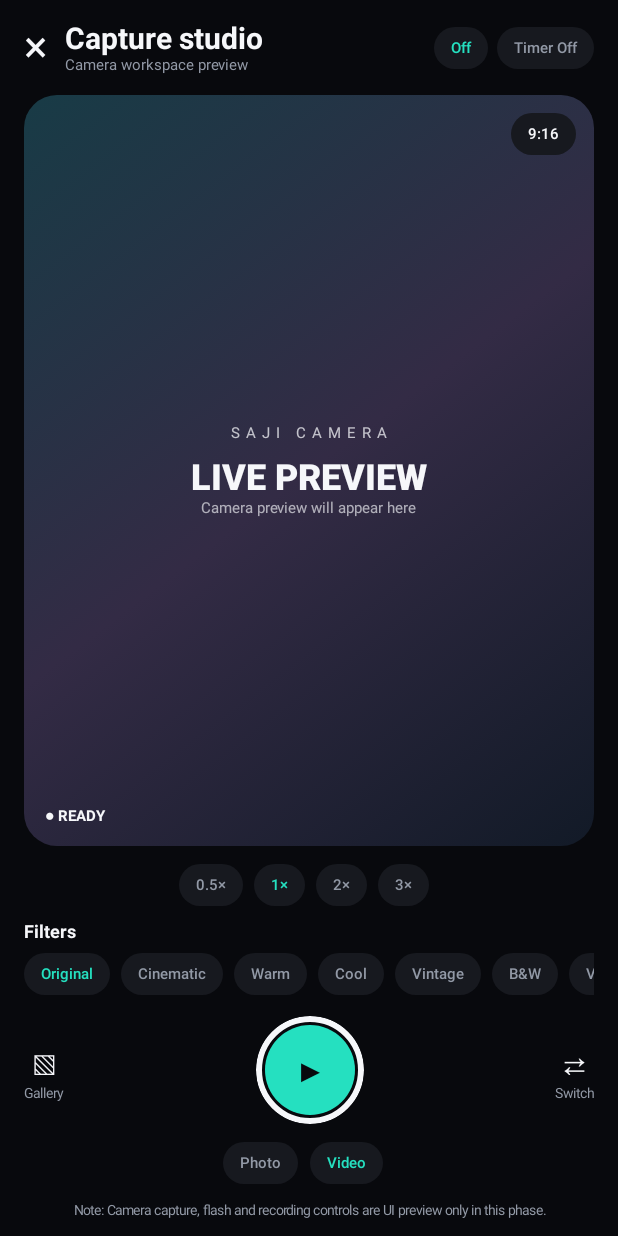
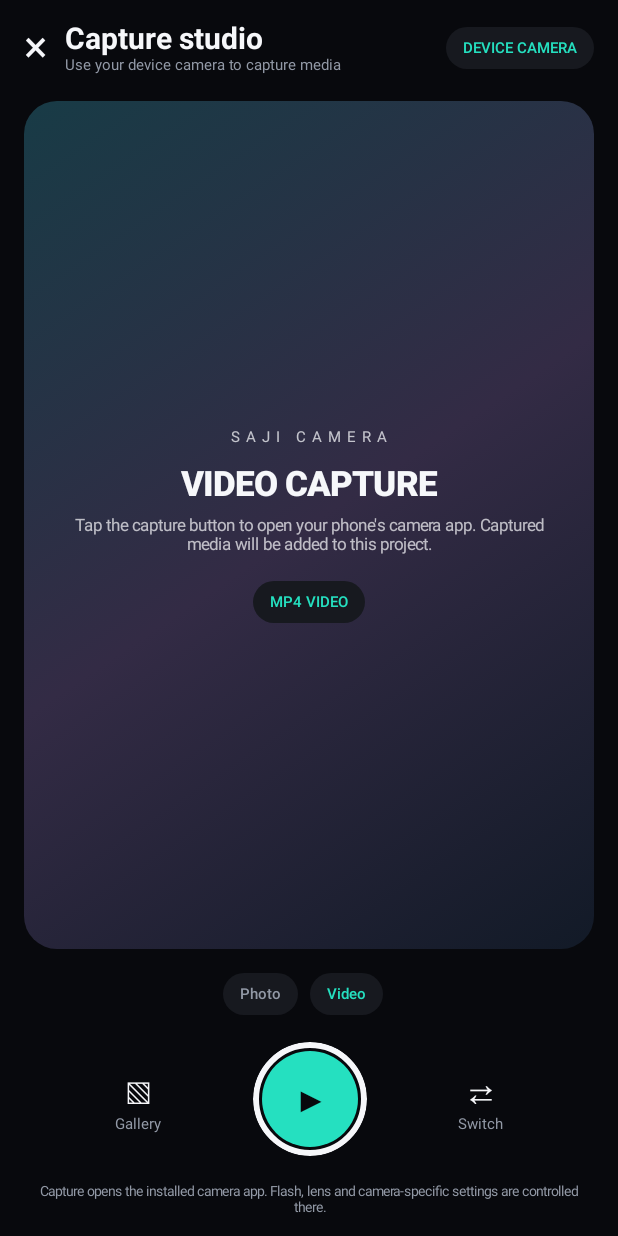
Before and after one commit to sagidsaim001-jpg/Text-Effects-Studio, an Android app built with Jetpack Compose: the composable CaptureStudioScreen shown on its own in the app's theme, on a phone screen of 412 x 824 dp. Run offline under Robolectric (Android 15) with nearby library versions, the phone set to English and light mode, and no system bars.

Commit message:
Replace capture preview controls with working device camera capture entry

```diff
--- a/app/src/main/java/com/saji/texteffects/CaptureStudioScreen.kt
+++ b/app/src/main/java/com/saji/texteffects/CaptureStudioScreen.kt
@@ -3,12 +3,9 @@ package com.saji.texteffects
 import androidx.compose.foundation.background
 import androidx.compose.foundation.border
 import androidx.compose.foundation.clickable
-import androidx.compose.foundation.horizontalScroll
 import androidx.compose.foundation.layout.*
-import androidx.compose.foundation.rememberScrollState
 import androidx.compose.foundation.shape.CircleShape
 import androidx.compose.foundation.shape.RoundedCornerShape
-import androidx.compose.material3.Slider
 import androidx.compose.material3.Text
 import androidx.compose.runtime.*
 import androidx.compose.ui.Alignment
@@ -28,14 +25,12 @@ private val CaptureWhite = Color(0xFFF6F7FA)
 private val CaptureAccent = Color(0xFF25E0C0)
 
 @Composable
-fun CaptureStudioScreen(onBack: () -> Unit, onImport: () -> Unit) {
+fun CaptureStudioScreen(
+    onBack: () -> Unit,
+    onImport: () -> Unit,
+    onCapture: (String) -> Unit
+) {
     var mode by remember { mutableStateOf("Video") }
-    var ratio by remember { mutableStateOf("9:16") }
-    var filter by remember { mutableStateOf("Original") }
-    var flash by remember { mutableStateOf("Off") }
-    var timer by remember { mutableStateOf("Off") }
-    var zoom by remember { mutableFloatStateOf(1f) }
-    var recording by remember { mutableStateOf(false) }
     Column(Modifier.fillMaxSize().background(CaptureBg).padding(horizontal = 16.dp)) {
         Spacer(Modifier.height(14.dp))
         Row(verticalAlignment = Alignment.CenterVertically) {
@@ -43,72 +38,72 @@ fun CaptureStudioScreen(onBack: () -> Unit, onImport: () -> Unit) {
             Spacer(Modifier.width(12.dp))
             Column(Modifier.weight(1f)) {
                 Text("Capture studio", color = CaptureWhite, fontSize = 20.sp, fontWeight = FontWeight.Bold)
-                Text("Camera workspace preview", color = CaptureMuted, fontSize = 10.sp)
+                Text("Use your device camera to capture media", color = CaptureMuted, fontSize = 10.sp)
             }
-            CapturePill(flash, CaptureAccent) { flash = if (flash == "Off") "Auto" else if (flash == "Auto") "On" else "Off" }
-            Spacer(Modifier.width(6.dp))
-            CapturePill("Timer $timer", CaptureMuted) { timer = if (timer == "Off") "3s" else if (timer == "3s") "10s" else "Off" }
+            CapturePill("DEVICE CAMERA", CaptureAccent) { }
         }
-        Spacer(Modifier.height(14.dp))
-        Box(Modifier.weight(1f).fillMaxWidth().clip(RoundedCornerShape(22.dp)).background(Brush.linearGradient(listOf(Color(0xFF183B46), Color(0xFF332B45), Color(0xFF121A27))))) {
-            Column(Modifier.align(Alignment.Center), horizontalAlignment = Alignment.CenterHorizontally) {
+        Spacer(Modifier.height(18.dp))
+        Box(
+            Modifier.weight(1f).fillMaxWidth().clip(RoundedCornerShape(22.dp))
+                .background(Brush.linearGradient(listOf(Color(0xFF183B46), Color(0xFF332B45), Color(0xFF121A27)))),
+            contentAlignment = Alignment.Center
+        ) {
+            Column(horizontalAlignment = Alignment.CenterHorizontally, modifier = Modifier.padding(20.dp)) {
                 Text("SAJI CAMERA", color = CaptureWhite.copy(alpha = .75f), fontSize = 10.sp, letterSpacing = 4.sp)
-                Spacer(Modifier.height(10.dp))
-                Text("LIVE PREVIEW", color = CaptureWhite, fontSize = 24.sp, fontWeight = FontWeight.Black)
-                Text("Camera preview will appear here", color = CaptureWhite.copy(alpha = .65f), fontSize = 10.sp)
-            }
-            CapturePill(ratio, CaptureWhite, Modifier.align(Alignment.TopEnd).padding(12.dp)) {
-                ratio = when (ratio) { "9:16" -> "16:9"; "16:9" -> "1:1"; else -> "9:16" }
-            }
-            Text(if (recording) "● REC  00:00" else "● READY", color = if (recording) Color(0xFFFF6878) else CaptureWhite, fontSize = 10.sp, fontWeight = FontWeight.Bold, modifier = Modifier.align(Alignment.BottomStart).padding(14.dp))
-        }
-        Spacer(Modifier.height(12.dp))
-        Row(Modifier.fillMaxWidth(), horizontalArrangement = Arrangement.Center, verticalAlignment = Alignment.CenterVertically) {
-            listOf("0.5×", "1×", "2×", "3×").forEach { label ->
-                CapturePill(label, if (zoom == label.substringBefore("×").toFloat()) CaptureAccent else CaptureMuted) {
-                    zoom = label.substringBefore("×").toFloat()
-                }
-                Spacer(Modifier.width(7.dp))
+                Spacer(Modifier.height(12.dp))
+                Text(if (mode == "Video") "VIDEO CAPTURE" else "PHOTO CAPTURE", color = CaptureWhite, fontSize = 23.sp, fontWeight = FontWeight.Black)
+                Spacer(Modifier.height(8.dp))
+                Text(
+                    "Tap the capture button to open your phone's camera app. Captured media will be added to this project.",
+                    color = CaptureWhite.copy(alpha = .72f),
+                    fontSize = 11.sp,
+                    textAlign = TextAlign.Center
+                )
+                Spacer(Modifier.height(18.dp))
+                CapturePill(if (mode == "Video") "MP4 VIDEO" else "PHOTO", CaptureAccent) { }
             }
         }
-        Spacer(Modifier.height(10.dp))
-        Text("Filters", color = CaptureWhite, fontSize = 12.sp, fontWeight = FontWeight.Bold)
-        Spacer(Modifier.height(7.dp))
-        Row(Modifier.fillMaxWidth().horizontalScroll(rememberScrollState()), horizontalArrangement = Arrangement.spacedBy(7.dp)) {
-            listOf("Original", "Cinematic", "Warm", "Cool", "Vintage", "B&W", "Vivid").forEach {
-                CapturePill(it, if (filter == it) CaptureAccent else CaptureMuted) { filter = it }
-            }
-        }
-        Spacer(Modifier.height(14.dp))
-        Row(Modifier.fillMaxWidth(), horizontalArrangement = Arrangement.SpaceBetween, verticalAlignment = Alignment.CenterVertically) {
-            Column(horizontalAlignment = Alignment.CenterHorizontally, modifier = Modifier.clickable { onImport() }) {
-                Text("▧", color = CaptureWhite, fontSize = 22.sp)
-                Text("Gallery", color = CaptureMuted, fontSize = 9.sp)
-            }
-            Box(Modifier.size(72.dp).clip(CircleShape).border(4.dp, CaptureWhite, CircleShape).padding(6.dp).clip(CircleShape).background(if (recording) Color(0xFFFF5267) else CaptureAccent).clickable { recording = !recording }, contentAlignment = Alignment.Center) {
-                Text(if (recording) "■" else if (mode == "Photo") "●" else "▶", color = CaptureBg, fontSize = 20.sp, fontWeight = FontWeight.Black)
-            }
-            Column(horizontalAlignment = Alignment.CenterHorizontally, modifier = Modifier.clickable { mode = if (mode == "Video") "Photo" else "Video" }) {
-                Text("⇄", color = CaptureWhite, fontSize = 22.sp)
-                Text("Switch", color = CaptureMuted, fontSize = 9.sp)
-            }
-        }
-        Spacer(Modifier.height(12.dp))
+        Spacer(Modifier.height(16.dp))
         Row(Modifier.fillMaxWidth(), horizontalArrangement = Arrangement.Center) {
-            listOf("Photo", "Video").forEach {
-                CapturePill(it, if (mode == it) CaptureAccent else CaptureMuted) { mode = it; recording = false }
+            listOf("Photo", "Video").forEach { item ->
+                CapturePill(item, if (mode == item) CaptureAccent else CaptureMuted) { mode = item }
                 Spacer(Modifier.width(8.dp))
             }
         }
-        Spacer(Modifier.height(12.dp))
-        Text("Note: Camera capture, flash and recording controls are UI preview only in this phase.", color = CaptureMuted, fontSize = 9.sp, textAlign = TextAlign.Center, modifier = Modifier.fillMaxWidth())
-        Spacer(Modifier.height(12.dp))
+        Spacer(Modifier.height(18.dp))
+        Row(Modifier.fillMaxWidth(), horizontalArrangement = Arrangement.SpaceEvenly, verticalAlignment = Alignment.CenterVertically) {
+            Column(horizontalAlignment = Alignment.CenterHorizontally, modifier = Modifier.clickable { onImport() }.padding(8.dp)) {
+                Text("▧", color = CaptureWhite, fontSize = 24.sp)
+                Text("Gallery", color = CaptureMuted, fontSize = 10.sp)
+            }
+            Box(
+                Modifier.size(76.dp).clip(CircleShape).border(4.dp, CaptureWhite, CircleShape)
+                    .padding(6.dp).clip(CircleShape).background(CaptureAccent)
+                    .clickable { onCapture(mode) },
+                contentAlignment = Alignment.Center
+            ) {
+                Text(if (mode == "Photo") "●" else "▶", color = CaptureBg, fontSize = 22.sp, fontWeight = FontWeight.Black)
+            }
+            Column(horizontalAlignment = Alignment.CenterHorizontally, modifier = Modifier.clickable { mode = if (mode == "Video") "Photo" else "Video" }.padding(8.dp)) {
+                Text("⇄", color = CaptureWhite, fontSize = 24.sp)
+                Text("Switch", color = CaptureMuted, fontSize = 10.sp)
+            }
+        }
+        Spacer(Modifier.height(18.dp))
+        Text(
+            "Capture opens the installed camera app. Flash, lens and camera-specific settings are controlled there.",
+            color = CaptureMuted,
+            fontSize = 9.sp,
+            textAlign = TextAlign.Center,
+            modifier = Modifier.fillMaxWidth()
+        )
+        Spacer(Modifier.height(14.dp))
     }
 }
 
 @Composable
-private fun CapturePill(label: String, tint: Color, modifier: Modifier = Modifier, onClick: () -> Unit) {
-    Box(modifier.clip(RoundedCornerShape(20.dp)).background(CapturePanel).clickable { onClick() }.padding(horizontal = 11.dp, vertical = 8.dp)) {
+private fun CapturePill(label: String, tint: Color, onClick: () -> Unit) {
+    Box(Modifier.clip(RoundedCornerShape(20.dp)).background(CapturePanel).clickable { onClick() }.padding(horizontal = 11.dp, vertical = 8.dp)) {
         Text(label, color = tint, fontSize = 10.sp, fontWeight = FontWeight.SemiBold)
     }
 }
```
